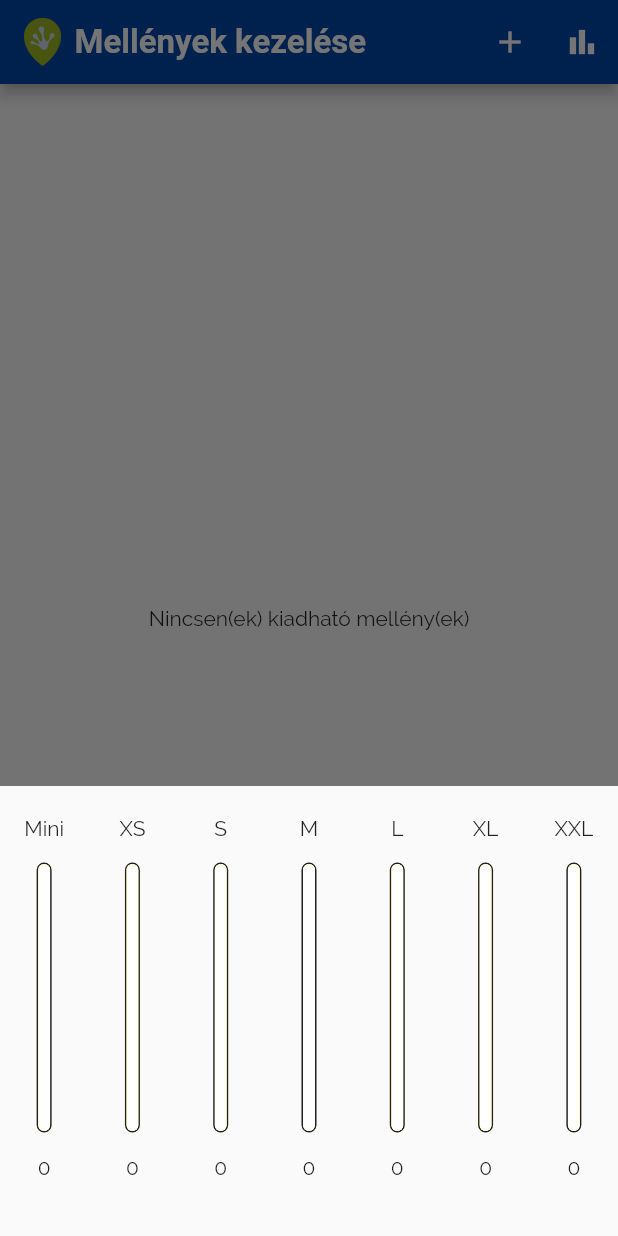
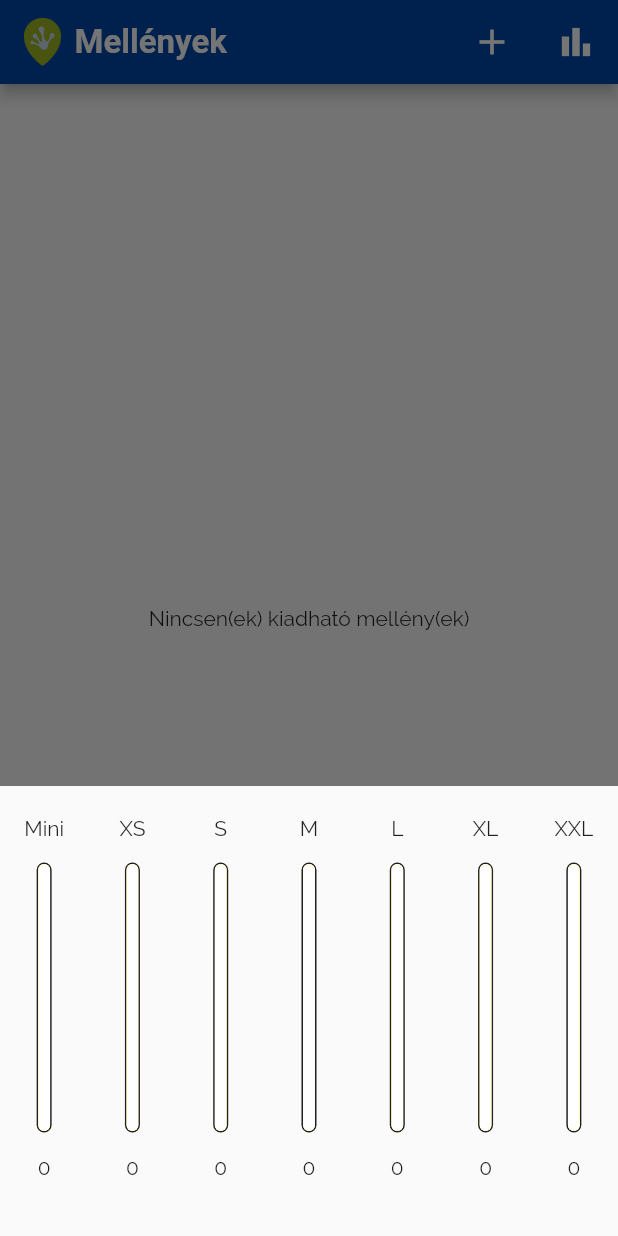
Before and after one commit to dobaybalazs/WibitApp, a Flutter app: the screen it shows after launch, after a tap on the "bar chart" icon, on a phone screen of 412 x 824 dp. Run offline on Flutter 3.47's test engine with Material 2 defaults, Android fonts, the phone set to English and light mode, and no system bars; our stand-ins replace flutter_svg, signature, splashscreen, sqflite; accounts and stored records are empty.

```diff
--- a/lib/screens/tabs_screen.dart
+++ b/lib/screens/tabs_screen.dart
@@ -44,20 +44,24 @@ class _TabsScreenState extends State<TabsScreen> {
             const SizedBox(
               width: 9,
             ),
-            const Text('Mellények kezelése')
+            const Text('Mellények')
           ]),
           actions: <Widget>[
-            IconButton(
+            FittedBox(
+              child: IconButton(
                 icon: const Icon(Icons.add),
                 onPressed: () {
                   _startAddingNewVest(context);
                 },
               ),
-            IconButton(
+            ),
+            FittedBox(
+              child: IconButton(
                 icon: const Icon(Icons.bar_chart),
                 onPressed: () {
                   _showStats(context);
                 },
+              ),
             ),
           ],
         ),
@@ -97,7 +101,8 @@ class _TabsScreenState extends State<TabsScreen> {
             ],
           ),
           actions: <Widget>[
-            IconButton(
+            FittedBox(
+              child: IconButton(
                 onPressed: () {
                   showDialog(
                     context: context,
@@ -123,6 +128,7 @@ class _TabsScreenState extends State<TabsScreen> {
                   );
                 },
                 icon: Icon(Icons.delete_forever),
+              ),
             )
           ],
         ),
```
Also changed, not shown: lib/widgets/other/customer.dart (+5 -2 lines), lib/widgets/sheets/borrow_sheet.dart (+5 -7 lines). Lines whose indentation alone changed are shown as unchanged.
